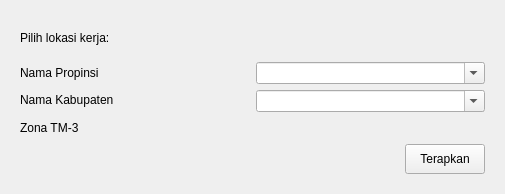
Old version of the form ui/pengaturan_lokasi.ui in the repository nyanyaon/GeoKKP-GIS.
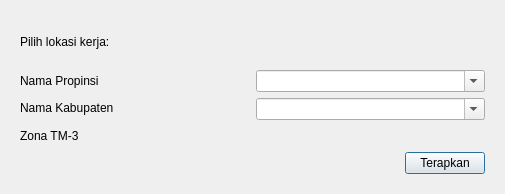
New version of the form. Custom widgets are drawn as their Qt base class.

The edit to the form file:
```diff
--- a/ui/pengaturan_lokasi.ui
+++ b/ui/pengaturan_lokasi.ui
@@ -190,12 +190,9 @@
              </spacer>
             </item>
             <item>
-             <widget class="QToolButton" name="terapkan_btsadmin">
-              <property name="minimumSize">
-               <size>
-                <width>80</width>
-                <height>30</height>
-               </size>
+             <widget class="QPushButton" name="terapkan_btsadmin">
+              <property name="focusPolicy">
+               <enum>Qt::StrongFocus</enum>
               </property>
               <property name="text">
                <string>Terapkan</string>
```
